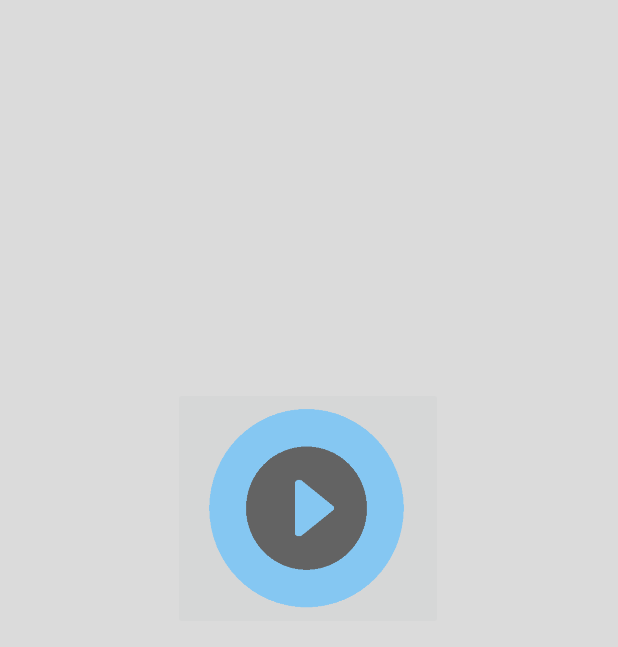
After one commit to itsarune/Sheet-Music-Reader-App, an Android app: the layout fragment_playback_music_project.xml on its own in the app's theme, with its tools: preview values and no code run, on a phone screen of 412 x 824 dp. The commit adds this screen. Shown: the top 647 px of the screen. Run offline under Robolectric (Android 15) with nearby library versions, the phone set to English and light mode, and no system bars.

Commit message:
aloha playback works, updated documentation

```diff
--- a/app/src/main/java/com/notarealcompany/arun/readmymusic/BlobFinder.java
+++ b/app/src/main/java/com/notarealcompany/arun/readmymusic/BlobFinder.java
@@ -19,9 +19,14 @@ import java.util.Stack;
  * @version 1.1, 2/4/20
  */
 public class BlobFinder {
+    /* Image processed for pixels */
     private Bitmap image;
+
+    /* Image properties */
     private int height;
     private int width;
+
+    /* Tracking visited pixels */
     private boolean[][] toVisit;
 
     /**
--- a/app/src/main/java/com/notarealcompany/arun/readmymusic/DigitalMusicHelper.java
+++ b/app/src/main/java/com/notarealcompany/arun/readmymusic/DigitalMusicHelper.java
@@ -11,6 +11,8 @@ import android.database.sqlite.SQLiteOpenHelper;
  *     It creates the SQLite Database if it doesn't exist.
  * </p>
  *
+ * @author Aruns
+ * @version 1.0, 19/5/2020
  */
 public class DigitalMusicHelper extends SQLiteOpenHelper {
     private static final int DATABASE_VERSION = 1;
--- a/app/src/main/res/layout/fragment_blank.xml
+++ b/app/src/main/res/layout/fragment_blank.xml
@@ -5,9 +5,8 @@
     android:id="@+id/frameLayout"
     android:layout_width="match_parent"
     android:layout_height="match_parent"
-    tools:context=".ui.BlankFragment">
+    tools:context=".BlankFragment">
 
-    <!-- TODO: Update blank fragment layout -->
     <Button
         android:id="@+id/importProject"
         android:layout_width="151dp"
--- /dev/null
+++ b/app/src/main/res/layout/fragment_playback_music_project.xml
@@ -0,0 +1,25 @@
+<?xml version="1.0" encoding="utf-8"?>
+<androidx.constraintlayout.widget.ConstraintLayout xmlns:android="http://schemas.android.com/apk/res/android"
+    xmlns:app="http://schemas.android.com/apk/res-auto"
+    xmlns:tools="http://schemas.android.com/tools"
+    android:id="@+id/frameLayout3"
+    android:layout_width="match_parent"
+    android:layout_height="match_parent"
+    android:background="@color/lightestAccent"
+    tools:context=".PlaybackMusicProject">
+
+    <ImageButton
+        android:id="@+id/playbackButton"
+        android:layout_width="180dp"
+        android:layout_height="162dp"
+        android:scaleType="fitXY"
+        app:layout_constraintBottom_toBottomOf="parent"
+        app:layout_constraintHorizontal_bias="0.497"
+        app:layout_constraintLeft_toLeftOf="parent"
+        app:layout_constraintRight_toRightOf="parent"
+        app:layout_constraintTop_toTopOf="parent"
+        app:layout_constraintVertical_bias="0.39"
+        app:srcCompat="@drawable/playback_button"></ImageButton>
+
+
+</androidx.constraintlayout.widget.ConstraintLayout>
--- a/app/src/main/res/values/strings.xml
+++ b/app/src/main/res/values/strings.xml
@@ -6,6 +6,5 @@
     <string name="digmusic_import_existing">Import Existing Project</string>
 
     <!-- TODO: Remove or change this placeholder text -->
-    <string name="hello_blank_fragment">Hello blank fragment</string>
 
 </resources>
```
Also changed, not shown: app/src/main/java/com/notarealcompany/arun/readmymusic/BlankFragment.java (renamed from app/src/main/java/com/notarealcompany/arun/readmymusic/ui/BlankFragment.java, +1 -8 lines), app/src/main/java/com/notarealcompany/arun/readmymusic/CreateMusicFragment.java (+5 -17 lines), app/src/main/java/com/notarealcompany/arun/readmymusic/DigitalizedMusic.java (+16 -20 lines), app/src/main/java/com/notarealcompany/arun/readmymusic/MainActivity.java (+0 -15 lines), app/src/main/java/com/notarealcompany/arun/readmymusic/Metronome.java (+35 -3 lines), app/src/main/java/com/notarealcompany/arun/readmymusic/PlaybackMusicProject.java (added, +187 -0 lines), app/src/main/java/com/notarealcompany/arun/readmymusic/PlaybackTask.java (+27 -3 lines), app/src/main/java/com/notarealcompany/arun/readmymusic/SelectMusicScreen.java (deleted, +0 -17 lines), app/src/main/java/com/notarealcompany/arun/readmymusic/Tuner.java (+15 -0 lines), app/src/main/res/layout/activity_metronome.xml (+5 -6 lines), app/build.gradle (line endings or trailing spaces), app/src/main/res/drawable/playback_button.png (added), app/src/main/res/drawable/right_arrow.png (deleted), app/src/main/res/drawable/stop_btn.png (added).
